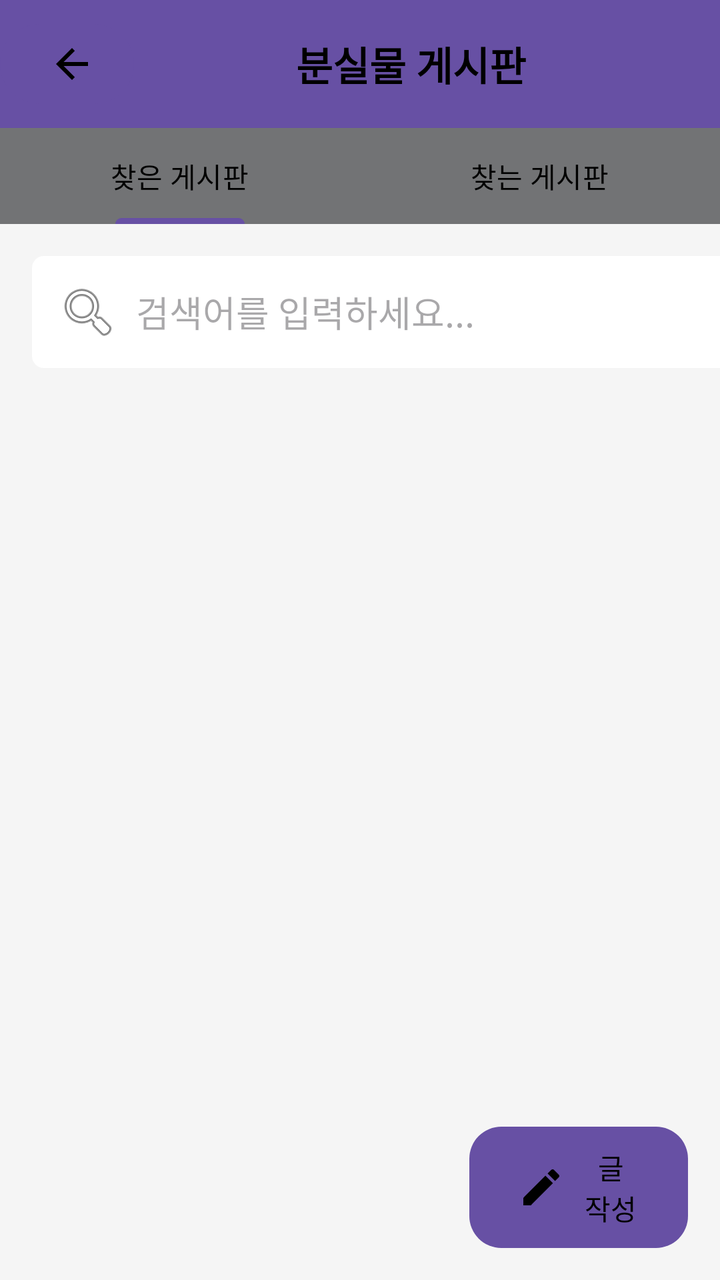
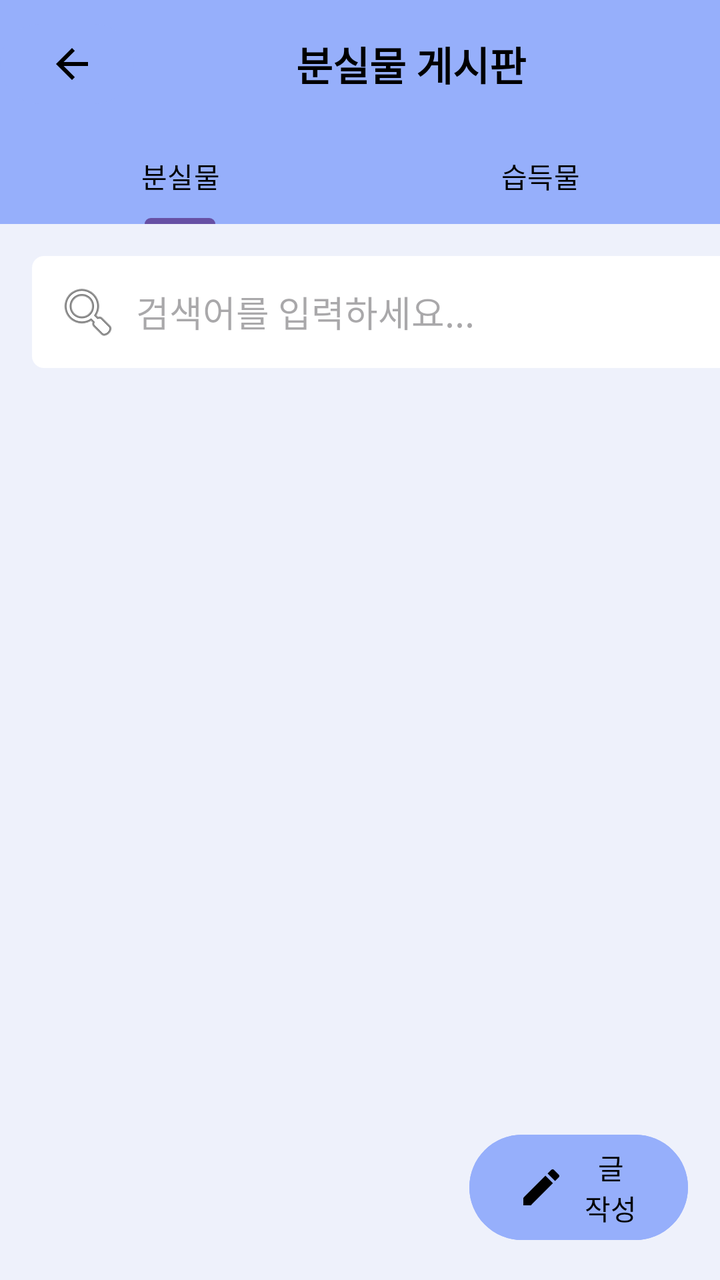

Compare the two renders of this Android layout. The source of the first and the diff that turns it into the second are given below.
<!-- AndroidManifest.xml: application theme Theme.Lostfind -->
<!-- res/layout/postlist.xml -->
<?xml version="1.0" encoding="utf-8"?>
<LinearLayout xmlns:android="http://schemas.android.com/apk/res/android"
    xmlns:app="http://schemas.android.com/apk/res-auto"
    xmlns:tools="http://schemas.android.com/tools"
    android:id="@+id/main"
    android:layout_width="match_parent"
    android:layout_height="match_parent"
    android:orientation="vertical"
    android:background="#F5F5F5"
    tools:context=".MainActivity">

    <LinearLayout
        android:id="@+id/top_bar_layout"
        android:layout_width="match_parent"
        android:layout_height="?attr/actionBarSize"
        android:background="?attr/colorPrimary"
        android:orientation="horizontal"
        android:gravity="center_vertical"
        android:paddingEnd="16dp">

        <Button
            android:id="@+id/back_button"
            android:layout_width="67dp"
            android:layout_height="wrap_content"
            android:drawableLeft="@drawable/ic_arrow_back"/>

        <TextView
            android:id="@+id/toolbar_title_text"
            android:layout_width="279dp"
            android:layout_height="wrap_content"
            android:layout_weight="1"
            android:gravity="center"
            android:text="분실물 게시판"
            android:textColor="@android:color/black"
            android:textSize="20sp"
            android:textStyle="bold" />

    </LinearLayout>

    <com.google.android.material.tabs.TabLayout
        android:id="@+id/tab_layout"
        android:layout_width="match_parent"
        android:layout_height="wrap_content"
        android:background="@color/gray"
        app:tabTextColor="@color/black"
        app:tabMode="fixed">

        <com.google.android.material.tabs.TabItem
            android:layout_width="wrap_content"
            android:layout_height="wrap_content"
            android:text="찾은 게시판" />

        <com.google.android.material.tabs.TabItem
            android:layout_width="wrap_content"
            android:layout_height="wrap_content"
            android:text="찾는 게시판" />
    </com.google.android.material.tabs.TabLayout>

    <EditText
        android:id="@+id/search_edit_text"
        android:layout_width="382dp"
        android:layout_height="wrap_content"
        android:layout_margin="16dp"
        android:background="@drawable/edit_text_background"
        android:drawableStart="@android:drawable/ic_menu_search"
        android:drawablePadding="8dp"
        android:hint="검색어를 입력하세요..."
        android:padding="12dp" />

    <androidx.recyclerview.widget.RecyclerView
        android:id="@+id/recycler_view"
        android:layout_width="match_parent"
        android:layout_height="0dp"
        android:layout_weight="1"
        android:padding="8dp"/>

    <LinearLayout
        android:id="@+id/bottom_bar"
        android:layout_width="match_parent"
        android:layout_height="wrap_content"
        android:layout_alignParentBottom="true"
        android:orientation="horizontal"
        android:padding="16dp">

        <View
            android:layout_width="0dp"
            android:layout_height="0dp"
            android:layout_weight="2" />

        <Button
            android:id="@+id/write_post_button"
            android:layout_width="0dp"
            android:layout_height="wrap_content"
            android:layout_weight="1"
            android:background="@drawable/button_background"
            android:drawableLeft="@drawable/ic_edit"
            android:text="글 작성"
            android:textColor="#000000" />
    </LinearLayout>

</LinearLayout>
<!-- resources referenced by this layout -->
<resources>
  <color name="black">#FF000000</color>
  <color name="gray">#727375</color>
  <!-- drawable button_background (drawable) -->
  <?xml version="1.0" encoding="utf-8"?>
  <shape xmlns:android="http://schemas.android.com/apk/res/android">
      <solid android:color="@android:color/darker_gray"/>
      <corners android:radius="16dp"/>
  </shape>
  <!-- drawable edit_text_background (drawable) -->
  <?xml version="1.0" encoding="utf-8"?>
  <shape xmlns:android="http://schemas.android.com/apk/res/android">
      <solid android:color="@android:color/white"/>
      <corners android:radius="6dp"/>
  </shape>
  <!-- drawable ic_arrow_back (drawable) -->
  <vector xmlns:android="http://schemas.android.com/apk/res/android" android:autoMirrored="true" android:height="24dp" android:tint="#000000" android:viewportHeight="24" android:viewportWidth="24" android:width="24dp">
        
      <path android:fillColor="@android:color/white" android:pathData="M20,11H7.83l5.59,-5.59L12,4l-8,8 8,8 1.41,-1.41L7.83,13H20v-2z"/>
      
  </vector>
  <!-- drawable ic_edit (drawable) -->
  <vector xmlns:android="http://schemas.android.com/apk/res/android"
      android:width="24dp"
      android:height="24dp"
      android:viewportWidth="24.0"
      android:viewportHeight="24.0">
      <path
          android:fillColor="#FF000000"
          android:pathData="M3,17.25V21h3.75L17.81,9.94l-3.75,-3.75L3,17.25zM20.71,7.04c0.39,-0.39 0.39,-1.02 0,-1.41l-2.34,-2.34c-0.39,-0.39 -1.02,-0.39 -1.41,0l-1.83,1.83 3.75,3.75 1.83,-1.83z"/>
  </vector>
  <style name="Theme.Lostfind" parent="Base.Theme.Lostfind" />
  <style name="Base.Theme.Lostfind" parent="Theme.Material3.DayNight.NoActionBar">
          
          
      </style>
</resources>

<!-- the commit's change to res/layout/postlist.xml (unified diff, before → after) -->
@@ -6,14 +6,14 @@
     android:layout_width="match_parent"
     android:layout_height="match_parent"
     android:orientation="vertical"
-    android:background="#F5F5F5"
+    android:background="@color/one"
     tools:context=".MainActivity">
 
     <LinearLayout
         android:id="@+id/top_bar_layout"
         android:layout_width="match_parent"
         android:layout_height="?attr/actionBarSize"
-        android:background="?attr/colorPrimary"
+        android:background="@color/two"
         android:orientation="horizontal"
         android:gravity="center_vertical"
         android:paddingEnd="16dp">
@@ -22,7 +22,8 @@
             android:id="@+id/back_button"
             android:layout_width="67dp"
             android:layout_height="wrap_content"
-            android:drawableLeft="@drawable/ic_arrow_back"/>
+            android:drawableLeft="@drawable/ic_arrow_back"
+            android:backgroundTint="@color/two"/>
 
         <TextView
             android:id="@+id/toolbar_title_text"
@@ -41,19 +42,19 @@
         android:id="@+id/tab_layout"
         android:layout_width="match_parent"
         android:layout_height="wrap_content"
-        android:background="@color/gray"
+        android:background="@color/two"
         app:tabTextColor="@color/black"
         app:tabMode="fixed">
 
         <com.google.android.material.tabs.TabItem
             android:layout_width="wrap_content"
             android:layout_height="wrap_content"
-            android:text="찾은 게시판" />
+            android:text="분실물" />
 
         <com.google.android.material.tabs.TabItem
             android:layout_width="wrap_content"
             android:layout_height="wrap_content"
-            android:text="찾는 게시판" />
+            android:text="습득물" />
     </com.google.android.material.tabs.TabLayout>
 
     <EditText
@@ -92,7 +93,7 @@
             android:layout_width="0dp"
             android:layout_height="wrap_content"
             android:layout_weight="1"
-            android:background="@drawable/button_background"
+            android:backgroundTint="@color/two"
             android:drawableLeft="@drawable/ic_edit"
             android:text="글 작성"
             android:textColor="#000000" />
<!-- resource entries referenced after the edit -->
@@ -1,13 +1,8 @@
 <!-- resources referenced by this layout -->
 <resources>
   <color name="black">#FF000000</color>
-  <color name="gray">#727375</color>
-  <!-- drawable button_background (drawable) -->
-  <?xml version="1.0" encoding="utf-8"?>
-  <shape xmlns:android="http://schemas.android.com/apk/res/android">
-      <solid android:color="@android:color/darker_gray"/>
-      <corners android:radius="16dp"/>
-  </shape>
+  <color name="one">#EEF1FB</color>
+  <color name="two">#96AFFB</color>
   <!-- drawable edit_text_background (drawable) -->
   <?xml version="1.0" encoding="utf-8"?>
   <shape xmlns:android="http://schemas.android.com/apk/res/android">
